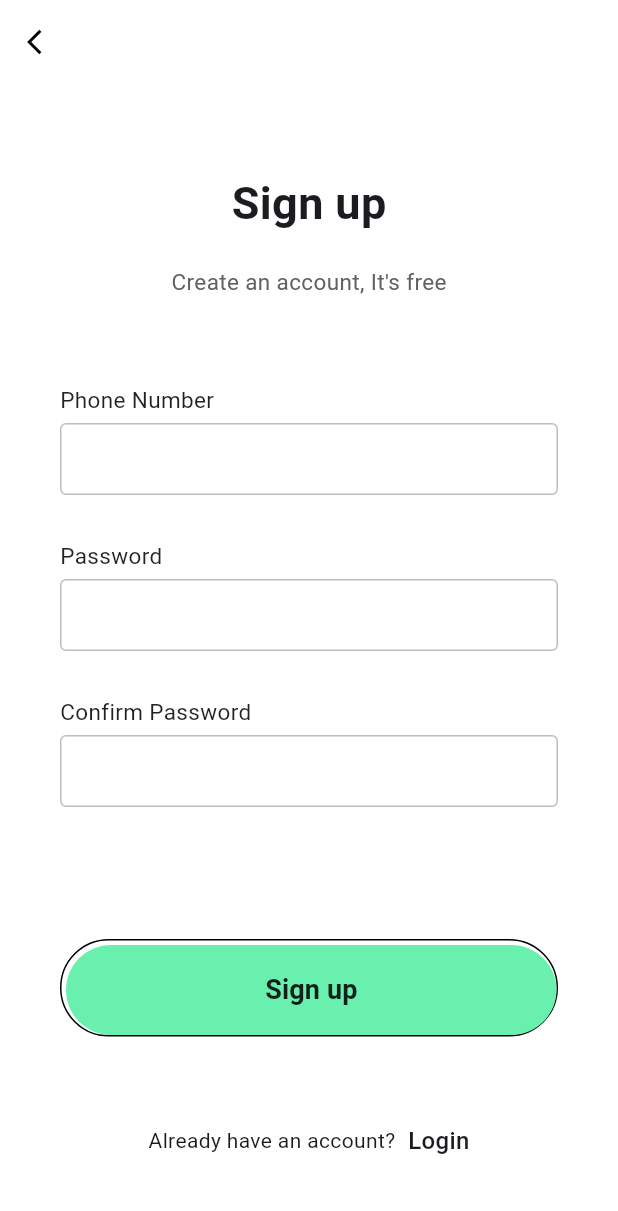
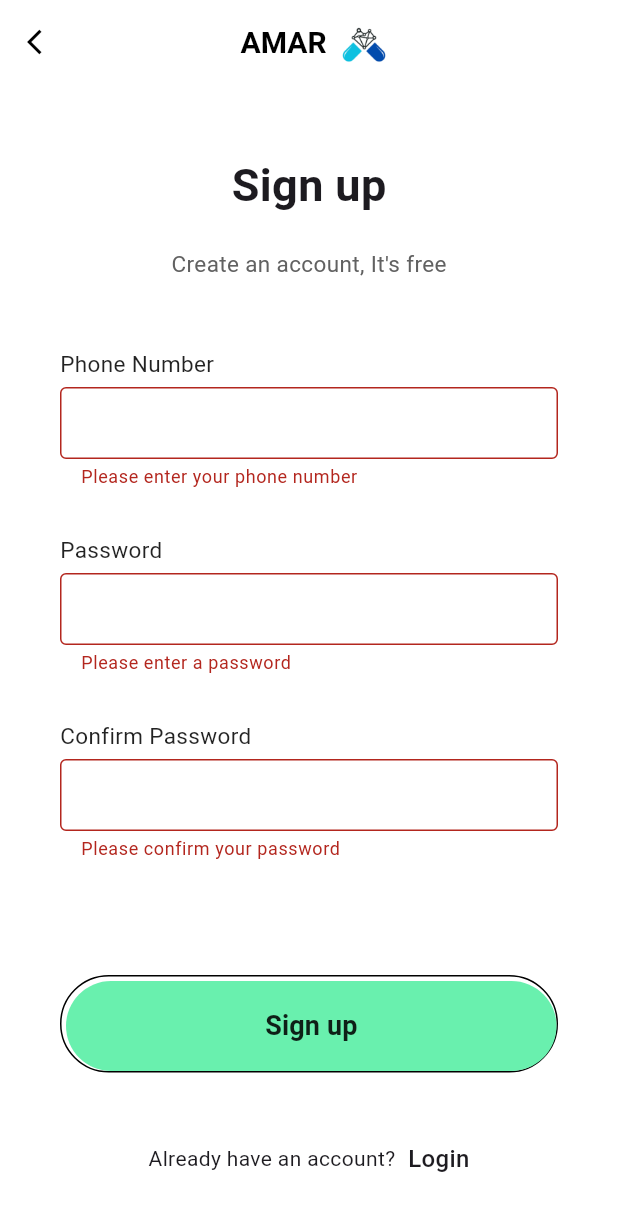
Before and after one commit to saliq5/AI-for-Medicine-Administration, a Flutter app: the SignupPage screen opened directly, after a tap on "Sign up", on a phone screen of 412 x 824 dp. Shown: the top 1211 px of the screen. Run offline on Flutter 3.47's test engine with Material 3 defaults, Android fonts, the phone set to English and light mode, and no system bars; our stand-ins replace animate_do, flutter_screenutil.

```diff
--- a/AMAR/lib/signup.dart
+++ b/AMAR/lib/signup.dart
@@ -1,8 +1,15 @@
 import 'package:animate_do/animate_do.dart';
 import 'package:flutter/material.dart';
+import 'otp_page.dart'; // Import the OtpPage
 import 'login.dart'; // Import the LoginPage
 
 class SignupPage extends StatelessWidget {
+  final _formKey = GlobalKey<FormState>();
+  final TextEditingController phoneController = TextEditingController();
+  final TextEditingController passwordController = TextEditingController();
+  final TextEditingController confirmPasswordController =
+      TextEditingController();
+
   @override
   Widget build(BuildContext context) {
     return Scaffold(
@@ -21,12 +28,36 @@ class SignupPage extends StatelessWidget {
             color: Colors.black,
           ),
         ),
+        title: Row(
+          mainAxisAlignment: MainAxisAlignment.center,
+          children: [
+            Text(
+              "AMAR",
+              style: TextStyle(
+                color: Colors.black,
+                fontSize: 20,
+                fontWeight: FontWeight.bold,
+              ),
+            ),
+            SizedBox(width: 10), // Space between text and logo
+            Image.asset(
+              'assets/images/amar_logo.png',
+              height: 30, // Adjust height as necessary
+            ),
+          ],
+        ),
+        centerTitle: true,
+        actions: [
+          SizedBox(width: 50), // Empty space to keep title centered
+        ],
       ),
       body: SingleChildScrollView(
         child: Container(
           padding: EdgeInsets.symmetric(horizontal: 40),
           height: MediaQuery.of(context).size.height - 50,
           width: double.infinity,
+          child: Form(
+            key: _formKey,
             child: Column(
               mainAxisAlignment: MainAxisAlignment.spaceEvenly,
               children: <Widget>[
@@ -46,7 +77,8 @@ class SignupPage extends StatelessWidget {
                         duration: Duration(milliseconds: 1200),
                         child: Text(
                           "Create an account, It's free",
-                        style: TextStyle(fontSize: 15, color: Colors.grey[700]),
+                          style:
+                              TextStyle(fontSize: 15, color: Colors.grey[700]),
                         )),
                   ],
                 ),
@@ -54,14 +86,46 @@ class SignupPage extends StatelessWidget {
                   children: <Widget>[
                     FadeInUp(
                         duration: Duration(milliseconds: 1200),
-                      child: makeInput(label: "Phone Number")),
+                        child: makeInput(
+                            label: "Phone Number",
+                            controller: phoneController,
+                            validator: (value) {
+                              if (value == null || value.isEmpty) {
+                                return "Please enter your phone number";
+                              } else if (!RegExp(r"^\d{10}$").hasMatch(value)) {
+                                return "Please enter a valid 10-digit phone number";
+                              }
+                              return null;
+                            },
+                            keyboardType: TextInputType.phone)),
                     FadeInUp(
                         duration: Duration(milliseconds: 1300),
-                      child: makeInput(label: "Password", obscureText: true)),
+                        child: makeInput(
+                            label: "Password",
+                            controller: passwordController,
+                            obscureText: true,
+                            validator: (value) {
+                              if (value == null || value.isEmpty) {
+                                return "Please enter a password";
+                              } else if (value.length < 6) {
+                                return "Password must be at least 6 characters long";
+                              }
+                              return null;
+                            })),
                     FadeInUp(
                         duration: Duration(milliseconds: 1400),
                         child: makeInput(
-                          label: "Confirm Password", obscureText: true)),
+                            label: "Confirm Password",
+                            controller: confirmPasswordController,
+                            obscureText: true,
+                            validator: (value) {
+                              if (value == null || value.isEmpty) {
+                                return "Please confirm your password";
+                              } else if (value != passwordController.text) {
+                                return "Passwords do not match";
+                              }
+                              return null;
+                            })),
                   ],
                 ),
                 FadeInUp(
@@ -79,7 +143,16 @@ class SignupPage extends StatelessWidget {
                       child: MaterialButton(
                         minWidth: double.infinity,
                         height: 60,
-                      onPressed: () {},
+                        onPressed: () {
+                          if (_formKey.currentState!.validate()) {
+                            // Navigate to the OtpPage
+                            Navigator.push(
+                              context,
+                              MaterialPageRoute(
+                                  builder: (context) => OtpPage()),
+                            );
+                          }
+                        },
                         color: Colors.greenAccent,
                         elevation: 0,
                         shape: RoundedRectangleBorder(
@@ -117,10 +190,16 @@ class SignupPage extends StatelessWidget {
             ),
           ),
         ),
+      ),
     );
   }
 
-  Widget makeInput({label, obscureText = false}) {
+  Widget makeInput(
+      {required String label,
+      required TextEditingController controller,
+      bool obscureText = false,
+      required FormFieldValidator<String> validator,
+      TextInputType keyboardType = TextInputType.text}) {
     return Column(
       crossAxisAlignment: CrossAxisAlignment.start,
       children: <Widget>[
@@ -132,8 +211,11 @@ class SignupPage extends StatelessWidget {
         SizedBox(
           height: 5,
         ),
-        TextField(
+        TextFormField(
+          controller: controller,
           obscureText: obscureText,
+          validator: validator,
+          keyboardType: keyboardType,
           decoration: InputDecoration(
             contentPadding: EdgeInsets.symmetric(vertical: 0, horizontal: 10),
             enabledBorder: OutlineInputBorder(
```
Also changed, not shown: AMAR/lib/edit_profile.dart (added, +276 -0 lines), AMAR/lib/login.dart (+32 -9 lines), AMAR/lib/otp_page.dart (added, +183 -0 lines). Lines whose indentation alone changed are shown as unchanged.
